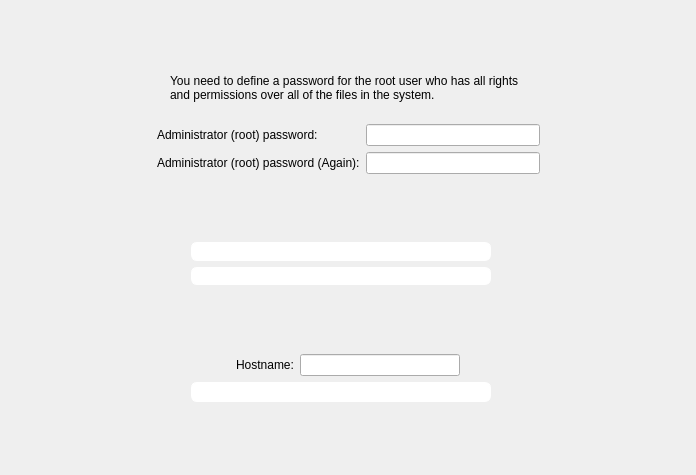
Above: yali/gui/Ui/rootpasswidget.ui from dadas45li/yali before the change. Below: the same form after it.
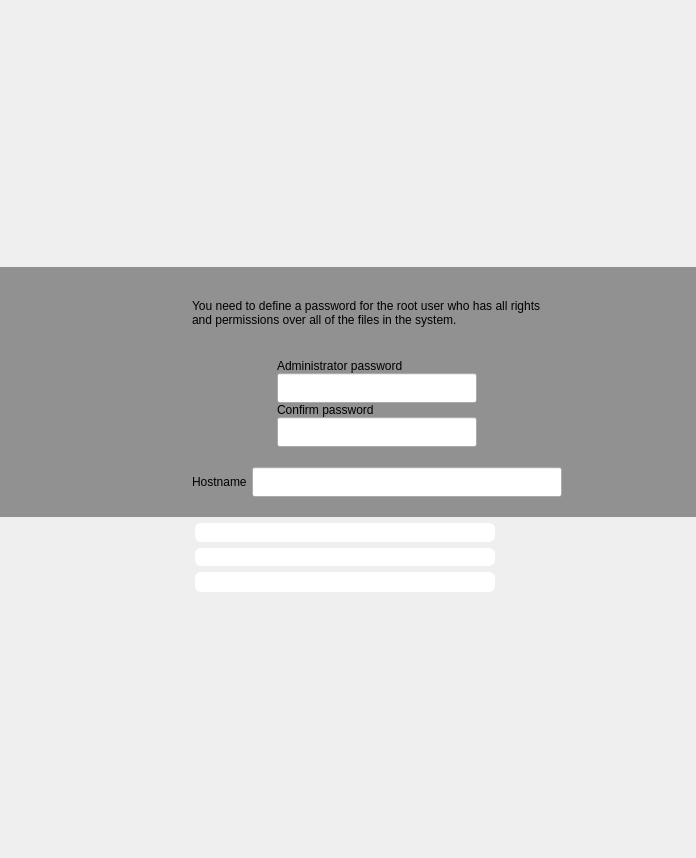
That is the form after the change. Icons and pictures are not drawn.

Commit message: GUI improvements includes, needs tests to merge

What changed in the file:
```diff
--- a/yali/gui/Ui/rootpasswidget.ui
+++ b/yali/gui/Ui/rootpasswidget.ui
@@ -7,197 +7,16 @@
     <x>0</x>
     <y>0</y>
     <width>696</width>
-    <height>475</height>
+    <height>858</height>
    </rect>
   </property>
   <property name="windowTitle">
    <string>Form1</string>
   </property>
   <layout class="QGridLayout">
-   <item row="0" column="1">
-    <spacer>
-     <property name="orientation">
-      <enum>Qt::Vertical</enum>
-     </property>
-     <property name="sizeType">
-      <enum>QSizePolicy::Expanding</enum>
-     </property>
-     <property name="sizeHint" stdset="0">
-      <size>
-       <width>20</width>
-       <height>30</height>
-      </size>
-     </property>
-    </spacer>
-   </item>
-   <item row="1" column="0" colspan="3">
-    <layout class="QGridLayout">
-     <item row="0" column="0">
-      <spacer>
-       <property name="orientation">
-        <enum>Qt::Horizontal</enum>
-       </property>
-       <property name="sizeType">
-        <enum>QSizePolicy::Expanding</enum>
-       </property>
-       <property name="sizeHint" stdset="0">
-        <size>
-         <width>21</width>
-         <height>20</height>
-        </size>
-       </property>
-      </spacer>
-     </item>
-     <item row="0" column="1">
-      <widget class="QLabel" name="pix">
-       <property name="sizePolicy">
-        <sizepolicy hsizetype="Fixed" vsizetype="Preferred">
-         <horstretch>0</horstretch>
-         <verstretch>0</verstretch>
-        </sizepolicy>
-       </property>
-       <property name="text">
-        <string/>
-       </property>
-       <property name="pixmap">
-        <pixmap resource="../../data.qrc">:/gui/pics/admin.png</pixmap>
-       </property>
-       <property name="alignment">
-        <set>Qt::AlignCenter</set>
-       </property>
-       <property name="wordWrap">
-        <bool>false</bool>
-       </property>
-      </widget>
-     </item>
-     <item row="0" column="2">
-      <widget class="QLabel" name="textLabel1">
-       <property name="sizePolicy">
-        <sizepolicy hsizetype="Fixed" vsizetype="Preferred">
-         <horstretch>0</horstretch>
-         <verstretch>0</verstretch>
-        </sizepolicy>
-       </property>
-       <property name="minimumSize">
-        <size>
-         <width>370</width>
-         <height>0</height>
-        </size>
-       </property>
-       <property name="text">
-        <string>&lt;p align=&quot;left&quot;&gt;You need to define a password for the root user who has all rights and permissions over all of the files in the system.&lt;/p&gt;</string>
-       </property>
-       <property name="alignment">
-        <set>Qt::AlignLeading|Qt::AlignLeft|Qt::AlignVCenter</set>
-       </property>
-       <property name="wordWrap">
-        <bool>true</bool>
-       </property>
-      </widget>
-     </item>
-     <item row="0" column="3">
-      <spacer>
-       <property name="orientation">
-        <enum>Qt::Horizontal</enum>
-       </property>
-       <property name="sizeType">
-        <enum>QSizePolicy::Expanding</enum>
-       </property>
-       <property name="sizeHint" stdset="0">
-        <size>
-         <width>21</width>
-         <height>20</height>
-        </size>
-       </property>
-      </spacer>
-     </item>
-     <item row="1" column="2">
-      <spacer>
-       <property name="orientation">
-        <enum>Qt::Vertical</enum>
-       </property>
-       <property name="sizeType">
-        <enum>QSizePolicy::Fixed</enum>
-       </property>
-       <property name="sizeHint" stdset="0">
-        <size>
-         <width>20</width>
-         <height>16</height>
-        </size>
-       </property>
-      </spacer>
-     </item>
-     <item row="2" column="1" colspan="2">
-      <layout class="QGridLayout">
-       <item row="1" column="1">
-        <widget class="QLineEdit" name="pass2">
-         <property name="maximumSize">
-          <size>
-           <width>200</width>
-           <height>32767</height>
-          </size>
-         </property>
-         <property name="inputMask">
-          <string/>
-         </property>
-         <property name="echoMode">
-          <enum>QLineEdit::Password</enum>
-         </property>
-        </widget>
-       </item>
-       <item row="0" column="0">
-        <widget class="QLabel" name="textLabel3">
-         <property name="text">
-          <string>Administrator (root) password:</string>
-         </property>
-         <property name="wordWrap">
-          <bool>false</bool>
-         </property>
-        </widget>
-       </item>
-       <item row="1" column="0">
-        <widget class="QLabel" name="textLabel3_2">
-         <property name="text">
-          <string>Administrator (root) password (Again):</string>
-         </property>
-         <property name="wordWrap">
-          <bool>false</bool>
-         </property>
-        </widget>
-       </item>
-       <item row="0" column="1">
-        <widget class="QLineEdit" name="pass1">
-         <property name="maximumSize">
-          <size>
-           <width>200</width>
-           <height>32767</height>
-          </size>
-         </property>
-         <property name="inputMask">
-          <string/>
-         </property>
-         <property name="echoMode">
-          <enum>QLineEdit::Password</enum>
-         </property>
-        </widget>
-       </item>
-      </layout>
-     </item>
-    </layout>
-   </item>
-   <item row="2" column="1">
-    <spacer>
-     <property name="orientation">
-      <enum>Qt::Vertical</enum>
-     </property>
-     <property name="sizeHint" stdset="0">
-      <size>
-       <width>20</width>
-       <height>40</height>
-      </size>
-     </property>
-    </spacer>
-   </item>
+   <property name="margin">
+    <number>0</number>
+   </property>
    <item row="3" column="0">
     <spacer>
      <property name="orientation">
@@ -330,86 +149,7 @@
      </property>
     </spacer>
    </item>
-   <item row="4" column="1">
-    <spacer>
-     <property name="orientation">
-      <enum>Qt::Vertical</enum>
-     </property>
-     <property name="sizeType">
-      <enum>QSizePolicy::Expanding</enum>
-     </property>
-     <property name="sizeHint" stdset="0">
-      <size>
-       <width>20</width>
-       <height>20</height>
-      </size>
-     </property>
-    </spacer>
-   </item>
-   <item row="5" column="0" colspan="3">
-    <layout class="QHBoxLayout">
-     <item>
-      <spacer>
-       <property name="orientation">
-        <enum>Qt::Horizontal</enum>
-       </property>
-       <property name="sizeType">
-        <enum>QSizePolicy::Expanding</enum>
-       </property>
-       <property name="sizeHint" stdset="0">
-        <size>
-         <width>71</width>
-         <height>20</height>
-        </size>
-       </property>
-      </spacer>
-     </item>
-     <item>
-      <layout class="QHBoxLayout">
-       <item>
-        <widget class="QLabel" name="textLabel1_2">
-         <property name="text">
-          <string>Hostname:</string>
-         </property>
-         <property name="wordWrap">
-          <bool>false</bool>
-         </property>
-        </widget>
-       </item>
-       <item>
-        <widget class="QLineEdit" name="hostname">
-         <property name="minimumSize">
-          <size>
-           <width>150</width>
-           <height>0</height>
-          </size>
-         </property>
-         <property name="text">
-          <string/>
-         </property>
-        </widget>
-       </item>
-      </layout>
-     </item>
-     <item>
-      <spacer>
-       <property name="orientation">
-        <enum>Qt::Horizontal</enum>
-       </property>
-       <property name="sizeType">
-        <enum>QSizePolicy::Expanding</enum>
-       </property>
-       <property name="sizeHint" stdset="0">
-        <size>
-         <width>71</width>
-         <height>20</height>
-        </size>
-       </property>
-      </spacer>
-     </item>
-    </layout>
-   </item>
-   <item row="6" column="0">
+   <item row="5" column="0">
     <spacer>
      <property name="orientation">
       <enum>Qt::Horizontal</enum>
@@ -422,7 +162,7 @@
      </property>
     </spacer>
    </item>
-   <item row="6" column="1">
+   <item row="5" column="1">
     <layout class="QHBoxLayout">
      <property name="spacing">
       <number>0</number>
@@ -488,7 +228,7 @@
      </item>
     </layout>
    </item>
-   <item row="6" column="2">
+   <item row="5" column="2">
     <spacer>
      <property name="orientation">
       <enum>Qt::Horizontal</enum>
@@ -501,7 +241,270 @@
      </property>
     </spacer>
    </item>
-   <item row="7" column="1">
+   <item row="1" column="0" colspan="3">
+    <widget class="QFrame" name="frame">
+     <property name="sizePolicy">
+      <sizepolicy hsizetype="Expanding" vsizetype="Preferred">
+       <horstretch>0</horstretch>
+       <verstretch>0</verstretch>
+      </sizepolicy>
+     </property>
+     <property name="minimumSize">
+      <size>
+       <width>600</width>
+       <height>250</height>
+      </size>
+     </property>
+     <property name="maximumSize">
+      <size>
+       <width>16777215</width>
+       <height>250</height>
+      </size>
+     </property>
+     <property name="styleSheet">
+      <string notr="true">#frame{background-color: rgba(0,0,0,100)}</string>
+     </property>
+     <property name="frameShape">
+      <enum>QFrame::NoFrame</enum>
+     </property>
+     <property name="frameShadow">
+      <enum>QFrame::Raised</enum>
+     </property>
+     <layout class="QHBoxLayout" name="horizontalLayout_2">
+      <property name="spacing">
+       <number>50</number>
+      </property>
+      <property name="leftMargin">
+       <number>0</number>
+      </property>
+      <property name="topMargin">
+       <number>20</number>
+      </property>
+      <property name="rightMargin">
+       <number>0</number>
+      </property>
+      <property name="bottomMargin">
+       <number>20</number>
+      </property>
+      <item>
+       <spacer name="horizontalSpacer">
+        <property name="orientation">
+         <enum>Qt::Horizontal</enum>
+        </property>
+        <property name="sizeHint" stdset="0">
+         <size>
+          <width>40</width>
+          <height>20</height>
+         </size>
+        </property>
+       </spacer>
+      </item>
+      <item>
+       <widget class="QLabel" name="pix">
+        <property name="sizePolicy">
+         <sizepolicy hsizetype="Fixed" vsizetype="Preferred">
+          <horstretch>0</horstretch>
+          <verstretch>0</verstretch>
+         </sizepolicy>
+        </property>
+        <property name="text">
+         <string/>
+        </property>
+        <property name="pixmap">
+         <pixmap resource="../../data.qrc">:/gui/pics/meeting-participant-big.png</pixmap>
+        </property>
+        <property name="alignment">
+         <set>Qt::AlignCenter</set>
+        </property>
+        <property name="wordWrap">
+         <bool>false</bool>
+        </property>
+       </widget>
+      </item>
+      <item>
+       <layout class="QVBoxLayout" name="verticalLayout">
+        <property name="spacing">
+         <number>20</number>
+        </property>
+        <property name="topMargin">
+         <number>0</number>
+        </property>
+        <property name="rightMargin">
+         <number>0</number>
+        </property>
+        <item>
+         <widget class="QLabel" name="textLabel1">
+          <property name="sizePolicy">
+           <sizepolicy hsizetype="Expanding" vsizetype="Preferred">
+            <horstretch>0</horstretch>
+            <verstretch>0</verstretch>
+           </sizepolicy>
+          </property>
+          <property name="minimumSize">
+           <size>
+            <width>370</width>
+            <height>0</height>
+           </size>
+          </property>
+          <property name="text">
+           <string>&lt;p align=&quot;left&quot;&gt;You need to define a password for the root user who has all rights and permissions over all of the files in the system.&lt;/p&gt;</string>
+          </property>
+          <property name="alignment">
+           <set>Qt::AlignLeading|Qt::AlignLeft|Qt::AlignVCenter</set>
+          </property>
+          <property name="wordWrap">
+           <bool>true</bool>
+          </property>
+         </widget>
+        </item>
+        <item>
+         <layout class="QGridLayout">
+          <property name="spacing">
+           <number>0</number>
+          </property>
+          <item row="1" column="1">
+           <widget class="QLineEdit" name="pass1">
+            <property name="minimumSize">
+             <size>
+              <width>0</width>
+              <height>30</height>
+             </size>
+            </property>
+            <property name="maximumSize">
+             <size>
+              <width>200</width>
+              <height>30</height>
+             </size>
+            </property>
+            <property name="inputMask">
+             <string/>
+            </property>
+            <property name="echoMode">
+             <enum>QLineEdit::Password</enum>
+            </property>
+           </widget>
+          </item>
+          <item row="3" column="1">
+           <widget class="QLineEdit" name="pass2">
+            <property name="minimumSize">
+             <size>
+              <width>0</width>
+              <height>30</height>
+             </size>
+            </property>
+            <property name="maximumSize">
+             <size>
+              <width>200</width>
+              <height>30</height>
+             </size>
+            </property>
+            <property name="inputMask">
+             <string/>
+            </property>
+            <property name="echoMode">
+             <enum>QLineEdit::Password</enum>
+            </property>
+           </widget>
+          </item>
+          <item row="0" column="1">
+           <widget class="QLabel" name="textLabel3">
+            <property name="text">
+             <string>Administrator password</string>
+            </property>
+            <property name="wordWrap">
+             <bool>false</bool>
+            </property>
+            <property name="indent">
+             <number>0</number>
+            </property>
+           </widget>
+          </item>
+          <item row="2" column="1">
+           <widget class="QLabel" name="textLabel3_2">
+            <property name="text">
+             <string>Confirm password</string>
+            </property>
+            <property name="wordWrap">
+             <bool>false</bool>
+            </property>
+            <property name="indent">
+             <number>0</number>
+            </property>
+           </widget>
+          </item>
+         </layout>
+        </item>
+        <item>
+         <layout class="QHBoxLayout">
+          <property name="spacing">
+           <number>5</number>
+          </property>
+          <item>
+           <widget class="QLabel" name="textLabel1_2">
+            <property name="text">
+             <string>Hostname</string>
+            </property>
+            <property name="wordWrap">
+             <bool>false</bool>
+            </property>
+           </widget>
+          </item>
+          <item>
+           <widget class="QLineEdit" name="hostname">
+            <property name="minimumSize">
+             <size>
+              <width>150</width>
+              <height>30</height>
+             </size>
+            </property>
+            <property name="maximumSize">
+             <size>
+              <width>16777215</width>
+              <height>30</height>
+             </size>
+            </property>
+            <property name="text">
+             <string/>
+            </property>
+           </widget>
+          </item>
+         </layout>
+        </item>
+       </layout>
+      </item>
+      <item>
+       <spacer name="horizontalSpacer_2">
+        <property name="orientation">
+         <enum>Qt::Horizontal</enum>
+        </property>
+        <property name="sizeHint" stdset="0">
+         <size>
+          <width>40</width>
+          <height>20</height>
+         </size>
+        </property>
+       </spacer>
+      </item>
+     </layout>
+    </widget>
+   </item>
+   <item row="6" column="1">
+    <spacer name="spacer">
+     <property name="orientation">
+      <enum>Qt::Vertical</enum>
+     </property>
+     <property name="sizeType">
+      <enum>QSizePolicy::Expanding</enum>
+     </property>
+     <property name="sizeHint" stdset="0">
+      <size>
+       <width>20</width>
+       <height>30</height>
+      </size>
+     </property>
+    </spacer>
+   </item>
+   <item row="0" column="1">
     <spacer>
      <property name="orientation">
       <enum>Qt::Vertical</enum>
@@ -512,7 +515,7 @@
      <property name="sizeHint" stdset="0">
       <size>
        <width>20</width>
-       <height>20</height>
+       <height>30</height>
       </size>
      </property>
     </spacer>
```
The commit also changes 76 other files.
